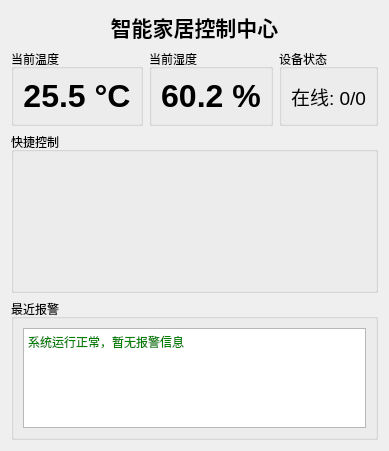
The window that ui/homewidget.ui (pot-oie/SmartHome) describes before a commit, drawn with Qt 5.
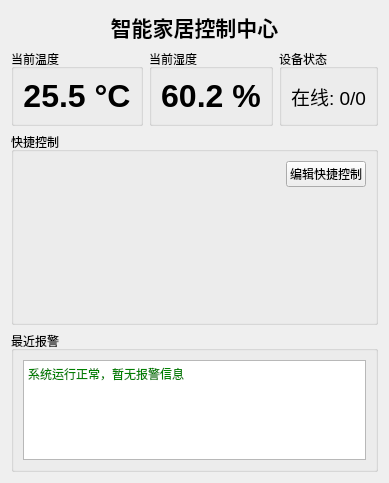
The same window after the commit.

Commit message: ui大小

```diff
--- a/ui/homewidget.ui
+++ b/ui/homewidget.ui
@@ -61,6 +61,33 @@
     <widget class="QGroupBox" name="groupBox_quickControl">
      <property name="title"><string>快捷控制</string></property>
      <layout class="QVBoxLayout" name="verticalLayout_quick">
+      <item>
+       <layout class="QHBoxLayout" name="horizontalLayout_quickActions">
+        <item>
+         <spacer name="horizontalSpacer_quickActions">
+          <property name="orientation">
+           <enum>Qt::Horizontal</enum>
+          </property>
+          <property name="sizeHint" stdset="0">
+           <size>
+            <width>40</width>
+            <height>20</height>
+           </size>
+          </property>
+         </spacer>
+        </item>
+        <item>
+         <widget class="QPushButton" name="btnEditQuickControl">
+          <property name="text">
+           <string>编辑快捷控制</string>
+          </property>
+          <property name="cursor">
+           <cursorShape>PointingHandCursor</cursorShape>
+          </property>
+         </widget>
+        </item>
+       </layout>
+      </item>
       <item>
        <widget class="QWidget" name="quickControlContainer" native="true">
         <property name="minimumSize">
```
The commit also changes 2 other files.
